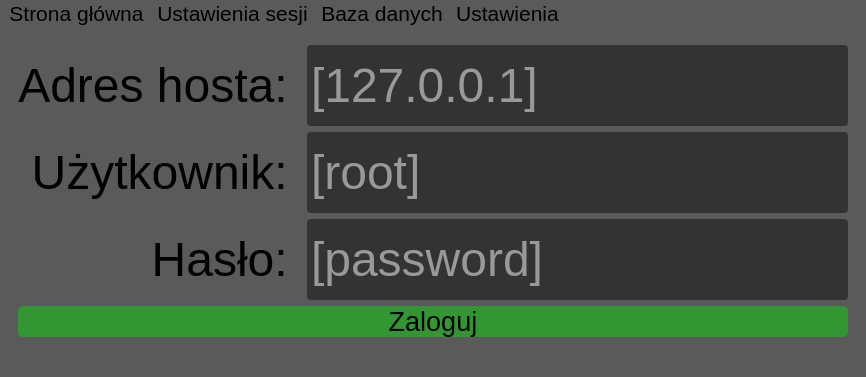
Old version of the form ui_main.ui in the repository Bre3n/ID-Parts.
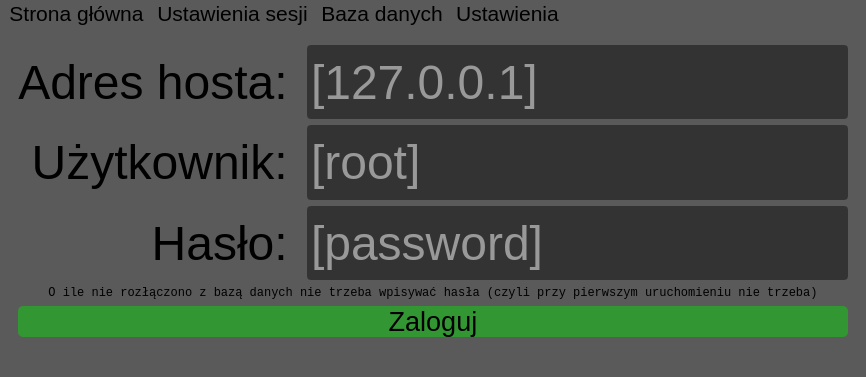
New version of the form. The open tabs and pages were chosen to show the change.

The edit to the form file:
```diff
--- a/ui_main.ui
+++ b/ui_main.ui
@@ -574,6 +574,27 @@
             </item>
            </layout>
           </item>
+          <item>
+           <widget class="QLabel" name="label_40">
+            <property name="sizePolicy">
+             <sizepolicy hsizetype="Preferred" vsizetype="Fixed">
+              <horstretch>0</horstretch>
+              <verstretch>0</verstretch>
+             </sizepolicy>
+            </property>
+            <property name="font">
+             <font>
+              <family>Courier New</family>
+             </font>
+            </property>
+            <property name="text">
+             <string>O ile nie rozłączono z bazą danych nie trzeba wpisywać hasła (czyli przy pierwszym uruchomieniu nie trzeba)</string>
+            </property>
+            <property name="alignment">
+             <set>Qt::AlignCenter</set>
+            </property>
+           </widget>
+          </item>
           <item>
            <widget class="QPushButton" name="bn_databaselogin">
             <property name="font">
```
Left out of the diff: 2 changed lines with no effect on the pictures.
